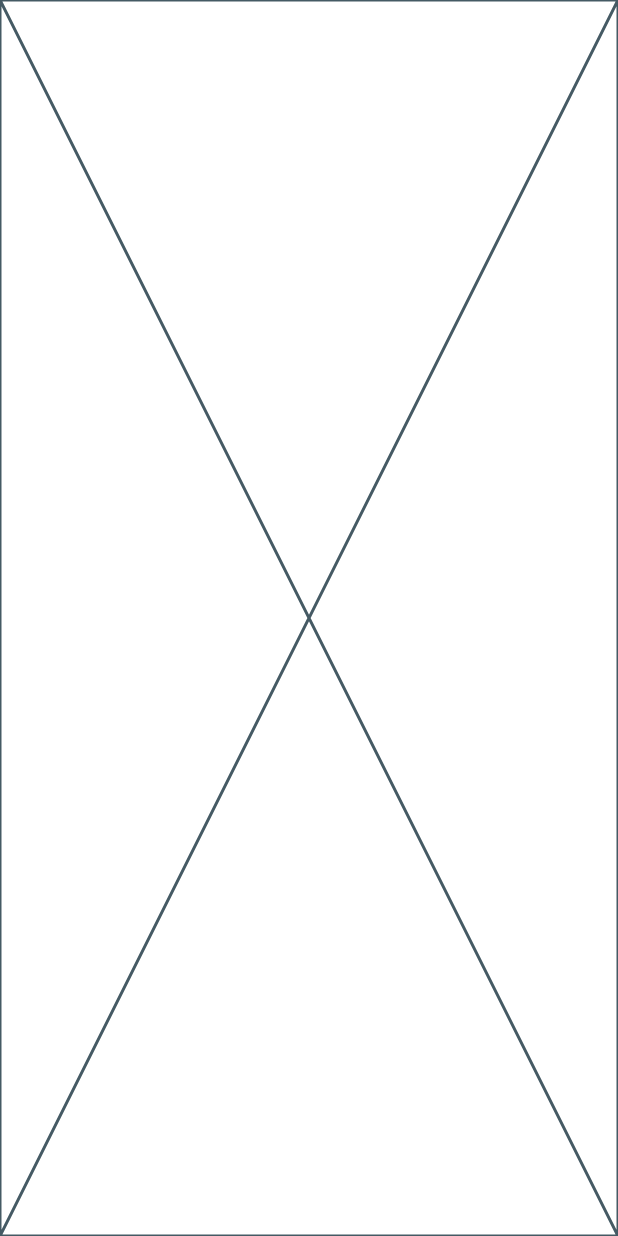
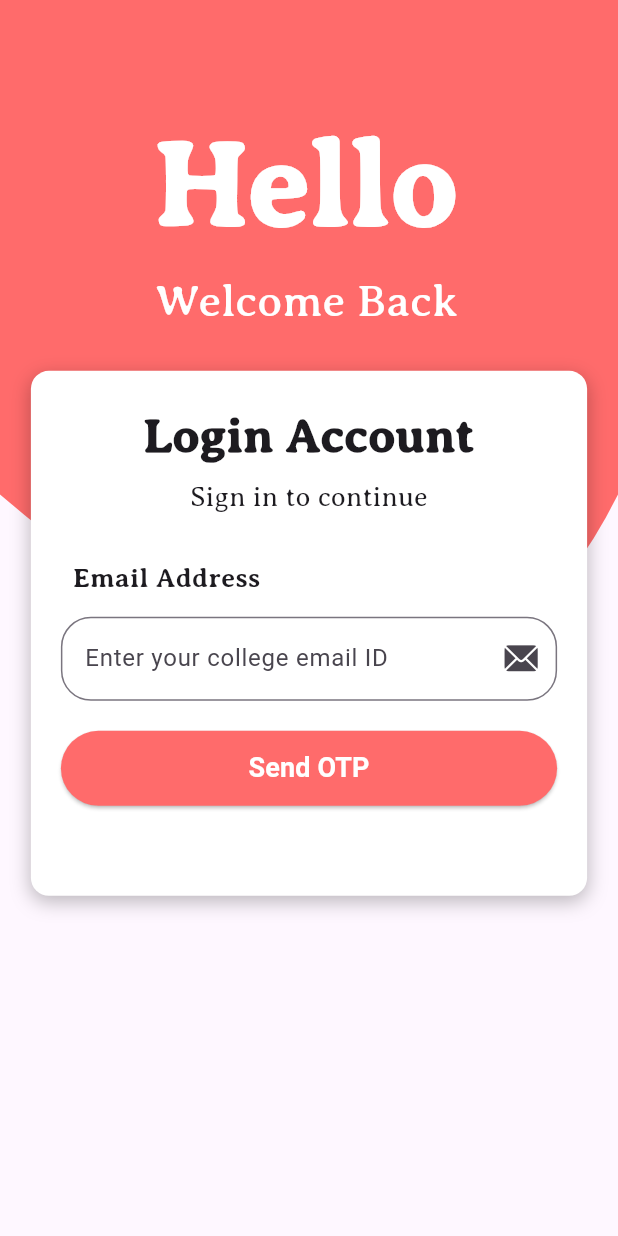
Before and after one commit to itsofficially-sreyash/Clubify, a Flutter app: the screen it shows after launch, on a phone screen of 412 x 824 dp. Run offline on Flutter 3.47's test engine with Material 3 defaults, Android fonts, the phone set to English and light mode, and no system bars; our stand-ins replace flutter_dotenv, supabase_flutter; accounts and stored records are empty.

Commit message:
feat: Add custom text field widget and integrate authentication flow
- Created a new `Customtextfield` widget for reusable text input fields in the login page.
- Updated `main.dart` to implement an authentication check that navigates to the home screen or login screen based on the user's authentication state.
- Introduced `Authservice` class for handling user authentication with Supabase, including OTP sign-in and profile management.
- Registered necessary plugins for Linux and macOS platforms.
- Updated `pubspec.yaml` to include new dependencies and asset configurations.
- Enhanced the `pubspec.lock` file with updated package versions.

```diff
--- /dev/null
+++ b/lib/common/constants/colors.dart
@@ -0,0 +1,3 @@
+import 'dart:ui';
+
+const primaryColor = Color(0xffFF6B6B);
--- /dev/null
+++ b/lib/features/login_page/Screens/loginScreen.dart
@@ -0,0 +1,444 @@
+import 'package:clubify/common/constants/colors.dart';
+import 'package:clubify/common/widgets/scaffolds.dart';
+import 'package:clubify/features/announcements/screens/announcementScreen.dart';
+import 'package:clubify/features/home/Screens/homeScreen.dart';
+import 'package:clubify/features/login_page/widgets/customTextField.dart';
+import 'package:clubify/services/authService.dart';
+import 'package:flutter/cupertino.dart';
+import 'package:flutter/material.dart';
+import 'package:supabase_flutter/supabase_flutter.dart';
+
+class Loginscreen extends StatefulWidget {
+  const Loginscreen({super.key});
+
+  @override
+  State<Loginscreen> createState() => _LoginscreenState();
+}
+
+class _LoginscreenState extends State<Loginscreen> {
+  final supabase = Supabase.instance.client;
+  final _formKey = GlobalKey<FormState>();
+  final TextEditingController _emailController = TextEditingController();
+  final TextEditingController _otpController = TextEditingController();
+  final TextEditingController _nameController = TextEditingController();
+  final _nameFocus = FocusNode();
+  final _emailFocus = FocusNode();
+  final _otpFocus = FocusNode();
+  final Authservice authservice = Authservice();
+  bool otpSent = false;
+  bool userAlreadyPresent = false;
+  bool isLoading = false;
+  double height = 350;
+
+  Future<void> sendOtp() async {
+    try {
+      setState(() {
+        isLoading = true;
+      });
+
+      final users = await supabase.from("userProfile").select("email");
+
+      List<String> emails = (users as List)
+          .map((user) => user["email"] as String)
+          .toList();
+
+      if (emails.contains(_emailController.text.trim())) {
+        setState(() {
+          userAlreadyPresent = true;
+        });
+      }
+
+      final response = await authservice.signIn(_emailController.text.trim());
+      if (response == "OTP sent successfully on your email") {
+        setState(() {
+          otpSent = true;
+        });
+        SnackBars.showSuccess(context, response!);
+        print("response: $response");
+      }
+    } catch (e) {
+      SnackBars.showError(context, e.toString());
+      print("error: $e");
+    } finally {
+      setState(() {
+        isLoading = false;
+      });
+    }
+  }
+
+  Future<void> verifyOTP() async {
+    try {
+      setState(() {
+        isLoading = true;
+      });
+      final response = await authservice.verifyOtpAndHandleProfile(
+        _emailController.text.trim(),
+        _otpController.text.trim(),
+        OtpType.email,
+        userAlreadyPresent ? null : _nameController.text.trim(),
+        context,
+      );
+      if (response != null) {
+        SnackBars.showSuccess(context, "User Verified Successfully");
+        print("response otp verification: $response");
+        //navigtion to home screen
+        Navigator.of(
+          context,
+        ).pushReplacement(MaterialPageRoute(builder: (context) => HomeScreen(title: "CLUBIFY",)));
+      }
+      setState(() {
+        isLoading = false;
+      });
+    } catch (e) {
+      setState(() {
+        isLoading = false;
+      });
+      SnackBars.showError(context, "Error verifying OTP");
+      print(e);
+    }
+  }
+
+  String? _validateEmail(String? email) {
+    if (email == null || email.isEmpty) {
+      return 'Please enter your email';
+    }
+    final emailRegex = RegExp(r'^[\w-\.]+@([\w-]+\.)+[\w-]{2,4}$');
+    if (!emailRegex.hasMatch(email)) {
+      return "Enter a valid email address (e.g., example@aitpune.edu.in)";
+    }
+    if (!email.contains("aitpune.edu.in")) {
+      return "Enter your college ID (example@aitpune.edu.in)";
+    }
+    return null;
+  }
+
+  String? _validateName(String? name) {
+    if (name == null || name.isEmpty) {
+      return "Please enter your name";
+    }
+    if (name.trim().length < 2) {
+      return "Name must be at least 2 characters";
+    }
+    return null;
+  }
+
+  String? _validateOtp(String? otp) {
+    if (otp == null || otp.isEmpty) {
+      return 'Please enter the OTP';
+    }
+    if (otp.length != 6) {
+      return 'OTP must be 6 digits';
+    }
+    return null;
+  }
+
+  Widget increaseHeight(Size size) {
+    setState(() {
+      height = userAlreadyPresent ? size.height * 0.3 : size.height * 0.6;
+    });
+    return SizedBox();
+  }
+
+  @override
+  Widget build(BuildContext context) {
+    Size size = MediaQuery.of(context).size;
+
+    return Scaffold(
+      body: SafeArea(
+        child: SingleChildScrollView(
+          child: Stack(
+            children: [
+              ClipPath(
+                clipper: BezierClipper1(),
+                child: Container(
+                  // height: size.height / 1.5,
+                  height: size.height,
+                  width: double.infinity,
+                  decoration: BoxDecoration(color: primaryColor),
+                ),
+              ),
+              Positioned(
+                top: size.height * 0.08,
+                left: size.width * 0.25,
+                child: Column(
+                  mainAxisAlignment: MainAxisAlignment.center,
+                  children: [
+                    Text(
+                      "Hello",
+                      style: TextStyle(
+                        fontFamily: "AveriaSerifLibre",
+                        fontSize: 80,
+                        fontWeight: FontWeight.w900,
+                        color: Colors.white,
+                      ),
+                    ),
+                    Text(
+                      "Welcome Back",
+                      style: TextStyle(
+                        fontFamily: "AveriaSerifLibre",
+                        fontSize: 30,
+                        fontWeight: FontWeight.w500,
+                        color: Colors.white,
+                      ),
+                    ),
+                  ],
+                ),
+              ),
+              Positioned(
+                top: size.height * 0.3,
+                left: size.width * 0.05,
+                child: Container(
+                  width: size.width * 0.9,
+                  height: height,
+                  decoration: BoxDecoration(
+                    color: Colors.white,
+                    borderRadius: BorderRadius.circular(12),
+                    boxShadow: [
+                      BoxShadow(
+                        color: Colors.black26,
+                        blurRadius: 10,
+                        offset: Offset(0, 4),
+                      ),
+                    ],
+                  ),
+                  padding: EdgeInsets.all(20),
+                  child: SingleChildScrollView(
+                    child: Form(
+                      key: _formKey,
+                      child: Column(
+                        mainAxisSize: MainAxisSize.min,
+                        children: [
+                          Text(
+                            "Login Account",
+                            style: TextStyle(
+                              fontFamily: "AveriaSerifLibre",
+                              fontWeight: FontWeight.w900,
+                              fontSize: 32,
+                            ),
+                          ),
+                          SizedBox(height: 5),
+                          Text(
+                            "Sign in to continue",
+                            style: TextStyle(
+                              fontFamily: "AveriaSerifLibre",
+                              fontWeight: FontWeight.w300,
+                              fontSize: 18,
+                            ),
+                          ),
+                          SizedBox(height: 20),
+
+                          // Email Section
+                          Align(
+                            alignment: Alignment.centerLeft,
+                            child: Padding(
+                              padding: const EdgeInsets.all(8.0),
+                              child: Text(
+                                "Email Address",
+                                style: TextStyle(
+                                  fontFamily: "AveriaSerifLibre",
+                                  fontSize: 18,
+                                  fontWeight: FontWeight.w700,
+                                ),
+                              ),
+                            ),
+                          ),
+                          SizedBox(height: 5),
+                          Customtextfield(
+                            enabled: !otpSent,
+                            controller: _emailController,
+                            focusNode: _emailFocus,
+                            validator: _validateEmail,
+                            keyboardType: TextInputType.emailAddress,
+                            hintText: "Enter your college email ID",
+                            suffixIcon: Icon(CupertinoIcons.mail_solid),
+                          ),
+                          SizedBox(height: 20),
+
+                          // Send OTP Button or OTP Section
+                          if (!otpSent)
+                            ElevatedButton(
+                              onPressed: isLoading
+                                  ? null
+                                  : () {
+                                      if (_formKey.currentState!.validate()) {
+                                        sendOtp();
+                                        increaseHeight(size);
+                                      }
+                                    },
+                              style: ElevatedButton.styleFrom(
+                                backgroundColor: primaryColor,
+                                minimumSize: Size(double.infinity, 50),
+                                shape: RoundedRectangleBorder(
+                                  borderRadius: BorderRadius.circular(25),
+                                ),
+                              ),
+                              child: isLoading
+                                  ? CircularProgressIndicator(
+                                      color: Colors.white,
+                                    )
+                                  : Text(
+                                      "Send OTP",
+                                      style: TextStyle(
+                                        fontSize: 18,
+                                        color: Colors.white,
+                                        fontWeight: FontWeight.w600,
+                                      ),
+                                    ),
+                            )
+                          else ...[
+                            // OTP Section
+                            Align(
+                              alignment: Alignment.centerLeft,
+                              child: Padding(
+                                padding: const EdgeInsets.all(8.0),
+                                child: Text(
+                                  "Enter OTP",
+                                  style: TextStyle(
+                                    fontFamily: "AveriaSerifLibre",
+                                    fontSize: 18,
+                                    fontWeight: FontWeight.w700,
+                                  ),
+                                ),
+                              ),
+                            ),
+                            SizedBox(height: 5),
+                            Customtextfield(
+                              controller: _otpController,
+                              focusNode: _otpFocus,
+                              validator: _validateOtp,
+                              keyboardType: TextInputType.number,
+                              hintText: "Enter 6-digit OTP",
+                              suffixIcon: Icon(CupertinoIcons.lock_fill),
+                            ),
+                            userAlreadyPresent
+                                ? SizedBox(height: 30)
+                                : SizedBox(height: 15),
+
+                            // Name Section (only for new users)
+                            if (userAlreadyPresent == false) ...[
+                              Align(
+                                alignment: Alignment.centerLeft,
+                                child: Padding(
+                                  padding: const EdgeInsets.all(8.0),
+                                  child: Text(
+                                    "Full Name",
+                                    style: TextStyle(
+                                      fontFamily: "AveriaSerifLibre",
+                                      fontSize: 18,
+                                      fontWeight: FontWeight.w700,
+                                    ),
+                                  ),
+                                ),
+                              ),
+                              SizedBox(height: 5),
+                              Customtextfield(
+                                controller: _nameController,
+                                focusNode: _nameFocus,
+                                validator: _validateName,
+                                keyboardType: TextInputType.text,
+                                hintText: "Enter your full name",
+                                suffixIcon: Icon(CupertinoIcons.person_fill),
+                              ),
+                              SizedBox(height: 30),
+                            ],
+
+                            // Verify OTP Button
+                            ElevatedButton(
+                              onPressed: isLoading
+                                  ? null
+                                  : () {
+                                      if (_formKey.currentState!.validate()) {
+                                        verifyOTP();
+                                      }
+                                    },
+                              style: ElevatedButton.styleFrom(
+                                backgroundColor: primaryColor,
+                                minimumSize: Size(double.infinity, 50),
+                                shape: RoundedRectangleBorder(
+                                  borderRadius: BorderRadius.circular(25),
+                                ),
+                              ),
+                              child: isLoading
+                                  ? CircularProgressIndicator(
+                                      color: Colors.white,
+                                    )
+                                  : Text(
+                                      "Verify OTP",
+                                      style: TextStyle(
+                                        fontSize: 18,
+                                        color: Colors.white,
+                                        fontWeight: FontWeight.w600,
+                                      ),
+                                    ),
+                            ),
+                            SizedBox(height: 15),
+
+                            // Change Email Button
+                            TextButton(
+                              onPressed: () {
+                                setState(() {
+                                  otpSent = false;
+                                  userAlreadyPresent = false;
+                                  _otpController.clear();
+                                  _nameController.clear();
+                                  height = 350;
+                                });
+                              },
+                              child: Text(
+                                "Change Email",
+                                style: TextStyle(
+                                  color: primaryColor,
+                                  fontSize: 16,
+                                  fontWeight: FontWeight.w500,
+                                ),
+                              ),
+                            ),
+                          ],
+                        ],
+                      ),
+                    ),
+                  ),
+                ),
+              ),
+            ],
+          ),
+        ),
+      ),
+    );
+  }
+
+  @override
+  void dispose() {
+    _emailController.dispose();
+    _otpController.dispose();
+    _nameController.dispose();
+    _emailFocus.dispose();
+    _otpFocus.dispose();
+    _nameFocus.dispose();
+    super.dispose();
+  }
+}
+
+class BezierClipper1 extends CustomClipper<Path> {
+  @override
+  Path getClip(Size size) {
+    var height = size.height;
+    var width = size.width;
+    var heightOffset = height * 0.6;
+    Path path = Path();
+    path.lineTo(0, height - heightOffset);
+    path.quadraticBezierTo(
+      width * 0.7,
+      height * 0.7,
+      width,
+      height - heightOffset,
+    );
+    path.lineTo(width, 0);
+    return path;
+  }
+
+  @override
+  bool shouldReclip(covariant CustomClipper<Path> oldClipper) {
+    return true;
+  }
+}
--- /dev/null
+++ b/lib/features/login_page/widgets/customTextField.dart
@@ -0,0 +1,42 @@
+import 'package:flutter/material.dart';
+
+class Customtextfield extends StatelessWidget {
+  final TextEditingController controller;
+  final FocusNode focusNode;
+  final TextInputType keyboardType;
+  final String hintText;
+  final Widget suffixIcon;
+  final String? helperText;
+  final String? Function(String?)? validator;
+  final bool? enabled;
+
+  const Customtextfield({
+    super.key,
+    required this.controller,
+    required this.focusNode,
+    required this.keyboardType,
+    required this.hintText,
+    required this.suffixIcon,
+    this.helperText,
+    this.validator, this.enabled = true,
+  });
+
+  @override
+  Widget build(BuildContext context) {
+    return TextFormField(
+      controller: controller,
+      focusNode: focusNode,
+      keyboardType: keyboardType,
+      validator: validator,
+      enabled: enabled,
+      decoration: InputDecoration(
+        hintText: hintText,
+        suffixIcon: suffixIcon,
+        helperText: helperText,
+        border: OutlineInputBorder(borderRadius: BorderRadius.circular(20),),
+        filled: enabled == false,
+        fillColor: enabled == false ? Colors.grey[100] : null,
+      ),
+    );
+  }
+}
--- a/lib/main.dart
+++ b/lib/main.dart
@@ -1,6 +1,25 @@
+import 'package:clubify/common/constants/colors.dart';
+import 'package:clubify/features/announcements/screens/announcementScreen.dart';
+import 'package:clubify/features/home/Screens/homeScreen.dart';
+import 'package:clubify/features/login_page/Screens/loginScreen.dart';
 import 'package:flutter/material.dart';
+import 'package:flutter/services.dart';
+import 'package:flutter_dotenv/flutter_dotenv.dart';
+import 'package:supabase_flutter/supabase_flutter.dart';
 
-void main() {
+void main() async {
+  WidgetsFlutterBinding.ensureInitialized();
+  SystemChrome.setEnabledSystemUIMode(
+    SystemUiMode.immersiveSticky,
+    overlays: [SystemUiOverlay.top],
+  );
+  SystemChrome.setPreferredOrientations([DeviceOrientation.portraitUp]);
+
+  await dotenv.load(fileName: ".env");
+  final supabaseUrl = dotenv.env["SUPABASE_URL"]!;
+  final supabaseKey = dotenv.env["SUPABASE_KEY"]!;
+  await Supabase.initialize(url: supabaseUrl, anonKey: supabaseKey);
+
   runApp(const MyApp());
 }
 
@@ -11,11 +30,40 @@ class MyApp extends StatelessWidget {
   @override
   Widget build(BuildContext context) {
     return MaterialApp(
+      debugShowCheckedModeBanner: false,
       title: 'Clubify',
       theme: ThemeData(
         colorScheme: ColorScheme.fromSeed(seedColor: Colors.deepPurple),
       ),
-      home: const Placeholder(),
+      home: AuthCheck(),
+      // onGenerateRoute: ,
     );
   }
 }
+
+class AuthCheck extends StatelessWidget {
+  final supabase = Supabase.instance.client;
+  AuthCheck({super.key});
+
+  @override
+  Widget build(BuildContext context) {
+    return StreamBuilder(
+      stream: supabase.auth.onAuthStateChange,
+      builder: (context, snapshot) {
+        final session = supabase.auth.currentSession;
+
+        if (snapshot.connectionState == ConnectionState.waiting) {
+          return Scaffold(
+            body: Center(child: CircularProgressIndicator(color: primaryColor)),
+          );
+        }
+
+        if (session != null) {
+          return HomeScreen(title: "CLUBIFY");
+        } else {
+          return Loginscreen();
+        }
+      },
+    );
+  }
+}
--- /dev/null
+++ b/lib/services/authService.dart
@@ -0,0 +1,61 @@
+import 'package:clubify/common/widgets/scaffolds.dart';
+import 'package:flutter/material.dart';
+import 'package:supabase_flutter/supabase_flutter.dart';
+
+class Authservice {
+  final supabase = Supabase.instance.client;
+
+  //sign in with otp
+  Future<String?> signIn(String email) async {
+    try {
+      await supabase.auth.signInWithOtp(email: email);
+      return "OTP sent successfully on your email";
+    } on AuthException catch (e) {
+      return e.message;
+    } catch (e) {
+      return "Error: $e";
+    }
+  }
+
+  //verify otp and handle profile
+  Future<String?> verifyOtpAndHandleProfile(
+    String email,
+    String otp,
+    OtpType type,
+    String? name,
+    BuildContext context,
+  ) async {
+    try {
+      final response = await supabase.auth.verifyOTP(
+        email: email,
+        token: otp,
+        type: type,
+      );
+      if (response.user != null) {
+        //auth successful
+        try {
+          final usersEmail = await supabase.from("userProfile").select("email");
+
+          List<String> _emails = (usersEmail as List)
+              .map((email) => email["email"] as String)
+              .toList();
+
+          if (!_emails.contains(email)) {
+            await supabase.from("userProfile").upsert({
+              "email": email,
+              "name": name,
+            });
+            SnackBars.showSuccess(context, "User Profile Created Successfully");
+          } else {
+            SnackBars.showSuccess(context, "User logged in successfully");
+          }
+        } catch (e) {
+          SnackBars.showError(context, "Error while creating user profile");
+        }
+      }
+    } catch (e) {
+      SnackBars.showError(context, "Error verifying OTP");
+      print("error otp: $e");
+    }
+  }
+}
```
Also changed, not shown: lib/common/widgets/scaffolds.dart (added, +37 -0 lines), pubspec.yaml (+28 -0 lines), assets/fonts/AveriaSerifLibre-Bold.ttf (added), assets/fonts/AveriaSerifLibre-BoldItalic.ttf (added), assets/fonts/AveriaSerifLibre-Italic.ttf (added), assets/fonts/AveriaSerifLibre-Light.ttf (added), assets/fonts/AveriaSerifLibre-LightItalic.ttf (added), assets/fonts/AveriaSerifLibre-Regular.ttf (added), pubspec.lock, 6 other files.
